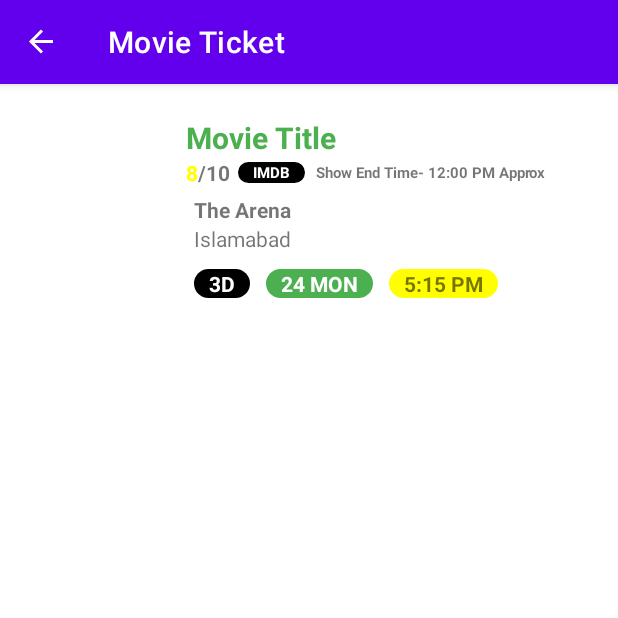
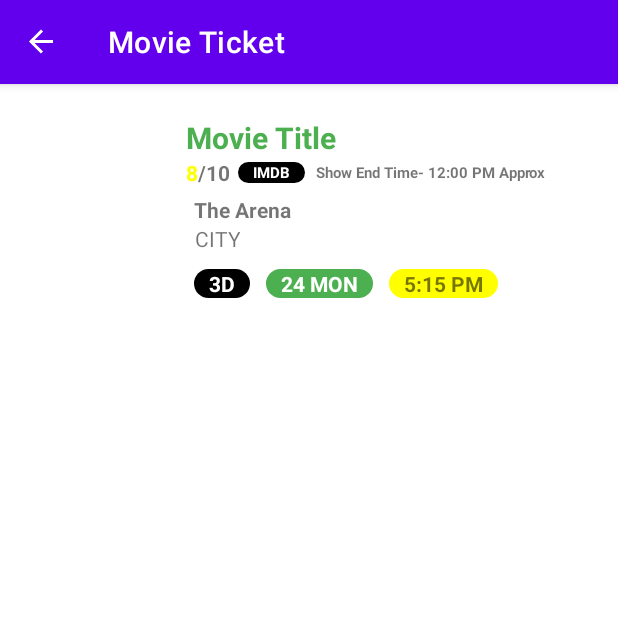
Before and after one commit to moizilyas/MyTask1Movies, an Android app: the MovieDetailFragment screen opened through its navigation route, after a tap on "5:15PM/RS.800/- 3D(FAMILY)", on a phone screen of 412 x 824 dp, the top half of it. Run offline under Robolectric (Android 15) with nearby library versions, the phone set to English and light mode, and no system bars; our stand-ins replace navigation-ui.

Commit message:
After nev component and data extract

```diff
--- a/app/build.gradle
+++ b/app/build.gradle
@@ -1,6 +1,13 @@
 plugins {
     id 'com.android.application'
     id 'kotlin-android'
+}
+apply plugin: 'kotlin-android'
+apply plugin: 'kotlin-android-extensions'
+apply plugin: 'kotlin-kapt'
+
+androidExtensions {
+    experimental = true
 }
 
 //navigation plugin
--- /dev/null
+++ b/app/src/main/java/com/example/mytask1movies/Details.kt
@@ -0,0 +1,11 @@
+package com.example.mytask1movies
+
+import android.os.Parcelable
+import kotlinx.android.parcel.Parcelize
+
+@Parcelize
+data class Details(val city_name : String, val movie_name : String) : Parcelable{
+
+
+
+}
--- a/app/src/main/java/com/example/mytask1movies/MovieDetailFragment.kt
+++ b/app/src/main/java/com/example/mytask1movies/MovieDetailFragment.kt
@@ -1,27 +1,31 @@
 package com.example.mytask1movies
 
+import android.annotation.SuppressLint
 import android.os.Bundle
 import androidx.fragment.app.Fragment
 import android.view.LayoutInflater
 import android.view.View
 import android.view.ViewGroup
-import android.widget.ArrayAdapter
-import android.widget.Button
-import android.widget.Spinner
+import android.widget.*
+import androidx.navigation.NavDirections
 import androidx.navigation.fragment.findNavController
 import com.example.mytask1movies.R
 
 
-class MovieDetailFragment : Fragment() {
+class MovieDetailFragment : Fragment(), AdapterView.OnItemSelectedListener {
 
 
     lateinit var v : View
+    lateinit var spinner_city : Spinner
+    lateinit var city_selected : String
+    lateinit var movie_title : TextView
 
     val items = arrayOf("CITY","ISLAMABAD", "LAHORE" , "KARACHI" , "GUJRANWALA")
 
 
     lateinit var CityNameAdapter : ArrayAdapter<String>
 
+    @SuppressLint("CutPasteId")
     override fun onCreateView(
         inflater: LayoutInflater, container: ViewGroup?,
         savedInstanceState: Bundle?
@@ -29,6 +33,7 @@ class MovieDetailFragment : Fragment() {
         // Inflate the layout for this fragment
         v = inflater.inflate(R.layout.fragment_movie_detail, container, false)
 
+        movie_title = v.findViewById(R.id.title_movie_details)
 
         val sp = v.findViewById<Spinner>(R.id.spinner_country_movie_detail)
 
@@ -36,14 +41,29 @@ class MovieDetailFragment : Fragment() {
 
         CityNameAdapter.setDropDownViewResource(android.R.layout.simple_spinner_dropdown_item)
 
-        sp!!.setAdapter(CityNameAdapter)
+        sp!!.adapter = CityNameAdapter
 
-//        spinner_country_movie_detail.adapter = ArrayAdapter<String>(this, android.R.layout.simple_list_item_1,items)
-//
-//        spinner_country_movie_detail.onItemSelectedListener = object :AdapterView.OnItemSelectedListener{}
+        spinner_city = v.findViewById(R.id.spinner_country_movie_detail)
 
 
+
+
+
+        spinner_city.adapter =
+            activity?.let { ArrayAdapter<String>(it, android.R.layout.simple_list_item_1,items) }
+
+        spinner_city.onItemSelectedListener = this
+
         return v
+    }
+
+    override fun onItemSelected(parent: AdapterView<*>?, view: View?, position: Int, id: Long) {
+        val text: String = parent?.getItemAtPosition(position).toString()
+        city_selected = text
+    }
+
+    override fun onNothingSelected(parent: AdapterView<*>?) {
+        TODO("Not yet implemented")
     }
 
 
@@ -52,7 +72,14 @@ class MovieDetailFragment : Fragment() {
         val button1 = v.findViewById<Button>(R.id.cinema1_button1)
 
         button1.setOnClickListener{
-            findNavController().navigate(R.id.action_movieDetailFragment_to_movieTicketBookMeFragment)
+            val city_name = city_selected
+            val movie_name = movie_title.text
+
+            val details = Details(city_name, movie_name as String)
+
+            val action : NavDirections  = MovieDetailFragmentDirections.actionMovieDetailFragmentToMovieTicketBookMeFragment(details, "Islamabad","Movie Title")
+
+            findNavController().navigate(action)
         }
 
         val button2 = v.findViewById<Button>(R.id.cinema1_button2)
--- a/app/src/main/java/com/example/mytask1movies/MovieTicketBookMeFragment.kt
+++ b/app/src/main/java/com/example/mytask1movies/MovieTicketBookMeFragment.kt
@@ -5,11 +5,13 @@ import androidx.fragment.app.Fragment
 import android.view.LayoutInflater
 import android.view.View
 import android.view.ViewGroup
+import androidx.navigation.fragment.navArgs
+import kotlinx.android.synthetic.main.fragment_movie_ticket_book_me.*
 
 
 class MovieTicketBookMeFragment : Fragment() {
 
-
+    private val args by navArgs<MovieTicketBookMeFragmentArgs>()
 
     override fun onCreateView(
         inflater: LayoutInflater, container: ViewGroup?,
@@ -24,5 +26,13 @@ class MovieTicketBookMeFragment : Fragment() {
 
     }
 
+    override fun onViewCreated(view: View, savedInstanceState: Bundle?) {
+
+        cinema_city_name_ticket_book_me.text = args.bookingDetails.city_name
+        title_movie_book_me.text = args.bookingDetails.movie_name
+
+
+    }
+
 
 }
--- a/app/src/main/res/navigation/test_nav.xml
+++ b/app/src/main/res/navigation/test_nav.xml
@@ -27,5 +27,16 @@
         android:id="@+id/movieTicketBookMeFragment"
         android:name="com.example.mytask1movies.MovieTicketBookMeFragment"
         android:label="Movie Ticket"
-        tools:layout="@layout/fragment_movie_ticket_book_me" />
+        tools:layout="@layout/fragment_movie_ticket_book_me" >
+        <argument
+            android:name="bookingDetails"
+            app:argType="com.example.mytask1movies.Details" />
+        <argument
+            android:name="city_name"
+            app:argType="string"
+            android:defaultValue="Islamabad" />
+        <argument android:name="movie_name"
+            app:argType="string"
+            android:defaultValue="Movie Title" />
+    </fragment>
 </navigation>
```
